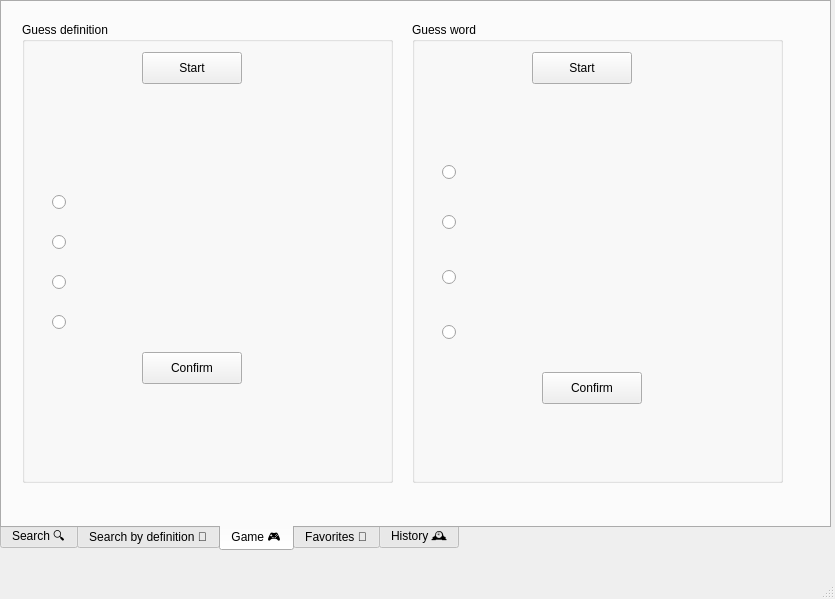
This is mainwindow.ui in viettungvuong/CS163 as Qt 5 draws it before an edit. The edited form follows.
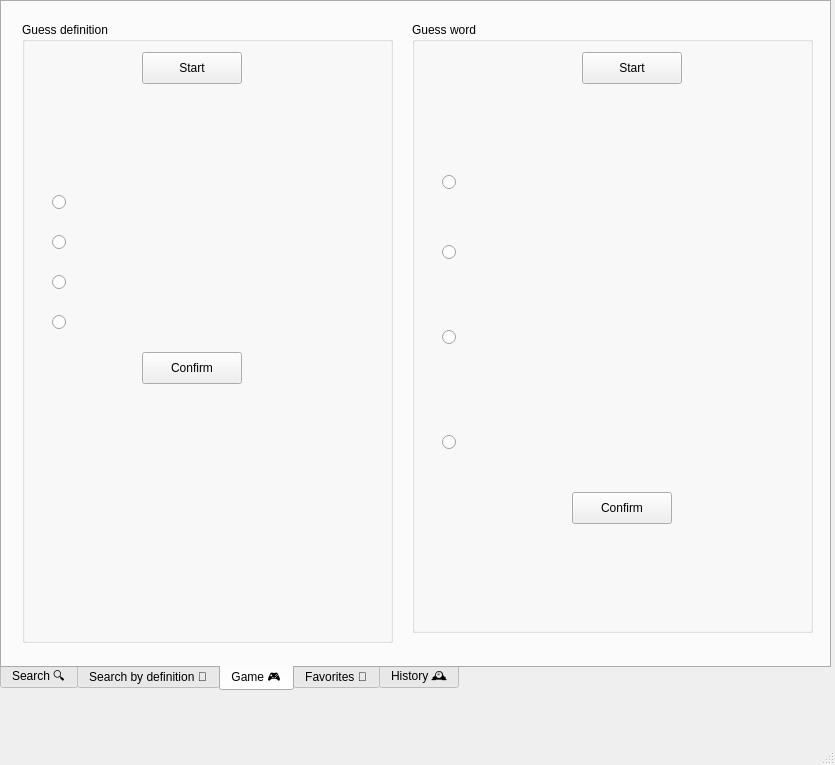
This is the edited form. The open tabs and pages were chosen to show the change.

```diff
--- a/mainwindow.ui
+++ b/mainwindow.ui
@@ -7,15 +7,9 @@
     <x>0</x>
     <y>0</y>
     <width>835</width>
-    <height>599</height>
+    <height>765</height>
    </rect>
   </property>
-  <property name="maximumSize">
-   <size>
-    <width>835</width>
-    <height>664</height>
-   </size>
-  </property>
   <property name="windowTitle">
    <string>Dictionary - CS163 KPLT</string>
   </property>
@@ -26,7 +20,7 @@
       <x>0</x>
       <y>0</y>
       <width>831</width>
-      <height>551</height>
+      <height>691</height>
      </rect>
     </property>
     <property name="layoutDirection">
@@ -406,7 +400,7 @@
         <x>20</x>
         <y>20</y>
         <width>371</width>
-        <height>461</height>
+        <height>621</height>
        </rect>
       </property>
       <property name="title">
@@ -528,8 +522,8 @@
        <rect>
         <x>410</x>
         <y>20</y>
-        <width>371</width>
-        <height>461</height>
+        <width>401</width>
+        <height>611</height>
        </rect>
       </property>
       <property name="title">
@@ -538,7 +532,7 @@
       <widget class="QPushButton" name="pushButton_2">
        <property name="geometry">
         <rect>
-         <x>120</x>
+         <x>170</x>
          <y>30</y>
          <width>100</width>
          <height>32</height>
@@ -552,7 +546,7 @@
        <property name="geometry">
         <rect>
          <x>30</x>
-         <y>120</y>
+         <y>130</y>
          <width>21</width>
          <height>61</height>
         </rect>
@@ -565,7 +559,7 @@
        <property name="geometry">
         <rect>
          <x>30</x>
-         <y>170</y>
+         <y>200</y>
          <width>16</width>
          <height>61</height>
         </rect>
@@ -578,7 +572,7 @@
        <property name="geometry">
         <rect>
          <x>30</x>
-         <y>230</y>
+         <y>290</y>
          <width>16</width>
          <height>51</height>
         </rect>
@@ -591,7 +585,7 @@
        <property name="geometry">
         <rect>
          <x>30</x>
-         <y>290</y>
+         <y>400</y>
          <width>21</width>
          <height>41</height>
         </rect>
@@ -605,8 +599,8 @@
         <rect>
          <x>20</x>
          <y>60</y>
-         <width>331</width>
-         <height>91</height>
+         <width>371</width>
+         <height>61</height>
         </rect>
        </property>
        <property name="text">
@@ -619,10 +613,10 @@
       <widget class="QLabel" name="answer2">
        <property name="geometry">
         <rect>
-         <x>20</x>
-         <y>390</y>
-         <width>331</width>
-         <height>51</height>
+         <x>10</x>
+         <y>520</y>
+         <width>381</width>
+         <height>71</height>
         </rect>
        </property>
        <property name="text">
@@ -635,8 +629,8 @@
       <widget class="QPushButton" name="pushButton_6">
        <property name="geometry">
         <rect>
-         <x>130</x>
-         <y>350</y>
+         <x>160</x>
+         <y>470</y>
          <width>100</width>
          <height>32</height>
         </rect>
@@ -650,8 +644,8 @@
         <rect>
          <x>70</x>
          <y>130</y>
-         <width>281</width>
-         <height>51</height>
+         <width>311</width>
+         <height>61</height>
         </rect>
        </property>
        <property name="font">
@@ -674,9 +668,9 @@
        <property name="geometry">
         <rect>
          <x>70</x>
-         <y>180</y>
-         <width>281</width>
-         <height>51</height>
+         <y>190</y>
+         <width>321</width>
+         <height>71</height>
         </rect>
        </property>
        <property name="font">
@@ -698,10 +692,10 @@
       <widget class="QLabel" name="answer1_3">
        <property name="geometry">
         <rect>
-         <x>70</x>
-         <y>230</y>
-         <width>281</width>
-         <height>51</height>
+         <x>60</x>
+         <y>280</y>
+         <width>321</width>
+         <height>91</height>
         </rect>
        </property>
        <property name="font">
@@ -723,10 +717,10 @@
       <widget class="QLabel" name="answer1_4">
        <property name="geometry">
         <rect>
-         <x>70</x>
-         <y>290</y>
-         <width>281</width>
-         <height>51</height>
+         <x>60</x>
+         <y>390</y>
+         <width>331</width>
+         <height>71</height>
         </rect>
        </property>
        <property name="font">
```
Left out of the diff: 18 changed lines with no effect on the pictures.
